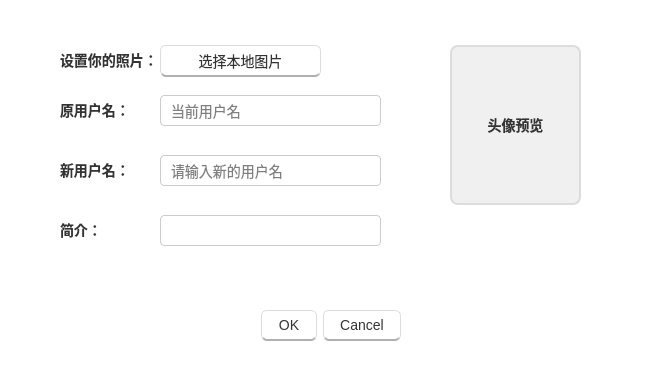
Above: Flight/edit_infor.ui from howbirdfly/FlightServer before the change. Below: the same form after it.
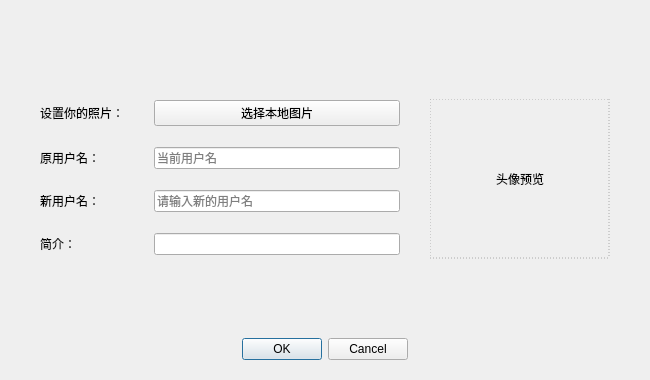
That is the form after the change.

What changed in the file:
```diff
--- a/Flight/edit_infor.ui
+++ b/Flight/edit_infor.ui
@@ -13,140 +13,70 @@
   <property name="windowTitle">
    <string>编辑个人信息</string>
   </property>
-  <property name="styleSheet">
-   <string notr="true">/* ================= 全局窗口设置 ================= */
-QDialog {
-    background-color: #ffffff;
-    color: #333333;
-    font-family: &quot;Microsoft YaHei&quot;, &quot;Segoe UI&quot;, sans-serif;
-}
-
-/* ================= 标签 (Label) 样式 ================= */
-QLabel {
-    color: #333333;
-    font-size: 14px;
-    font-weight: bold;
-    background: transparent;
-    border: none;
-}
-
-/* ================= 输入框 (LineEdit) 样式 ================= */
-QLineEdit {
-    background-color: #ffffff;
-    border: 1px solid #cccccc;
-    border-radius: 4px;
-    color: #000000;
-    padding: 5px 8px;
-    font-size: 14px;
-}
-
-QLineEdit:focus {
-    border: 1px solid #0078d7;
-}
-
-/* 只读输入框样式 */
-QLineEdit[readOnly=&quot;true&quot;] {
-    background-color: #f7f7f7;
-    color: #555555;
-    border: 1px solid #dddddd;
-}
-
-/* ================= 按钮 (PushButton) 样式 ================= */
-QPushButton {
-    background-color: #ffffff;
-    border: 1px solid #dcdcdc;
-    border-bottom: 2px solid #b0b0b0;
-    border-radius: 6px;
-    color: #333333;
-    font-size: 14px;
-    padding: 6px 16px;
-}
-
-QPushButton:hover {
-    background-color: #f0f8ff;
-    border-color: #0078d7;
-    color: #0078d7;
-}
-
-QPushButton:pressed {
-    background-color: #e0e0e0;
-    border-top: 2px solid #b0b0b0;
-    border-bottom: none;
-    padding-top: 8px;
-    padding-bottom: 4px;
-}
-
-/* ================= 头像预览框样式 ================= */
-QLabel#label_5 {
-    background-color: #f0f0f0;
-    border: 2px solid #dcdcdc;
-    border-radius: 8px;
-}</string>
-  </property>
-  <widget class="QDialogButtonBox" name="buttonBox">
-   <property name="geometry">
-    <rect>
-     <x>190</x>
-     <y>310</y>
-     <width>211</width>
-     <height>32</height>
-    </rect>
+  <layout class="QVBoxLayout" name="verticalLayout">
+   <property name="spacing">
+    <number>20</number>
+   </property>
+   <property name="leftMargin">
+    <number>40</number>
    </property>
+   <property name="topMargin">
+    <number>40</number>
+   </property>
+   <property name="rightMargin">
+    <number>40</number>
+   </property>
+   <property name="bottomMargin">
+    <number>20</number>
+   </property>
+
+   <item>
+    <spacer name="verticalSpacer_top">
    <property name="orientation">
-    <enum>Qt::Orientation::Horizontal</enum>
-   </property>
-   <property name="standardButtons">
-    <set>QDialogButtonBox::StandardButton::Cancel|QDialogButtonBox::StandardButton::Ok</set>
-   </property>
-  </widget>
+      <enum>Qt::Vertical</enum>
+     </property>
+     <property name="sizeHint" stdset="0">
+      <size>
+       <width>20</width>
+       <height>40</height>
+      </size>
+     </property>
+    </spacer>
+   </item>
+
+   <item>
+    <layout class="QHBoxLayout" name="horizontalLayout" stretch="2,1">
+     <property name="spacing">
+      <number>30</number>
+     </property>
+     <item>
+      <layout class="QGridLayout" name="gridLayout">
+       <property name="verticalSpacing">
+        <number>20</number>
+       </property>
+       <item row="0" column="0">
   <widget class="QLabel" name="label">
-   <property name="geometry">
-    <rect>
-     <x>60</x>
-     <y>50</y>
-     <width>111</width>
-     <height>19</height>
-    </rect>
-   </property>
    <property name="text">
     <string>设置你的照片：</string>
    </property>
   </widget>
+       </item>
+       <item row="0" column="1">
   <widget class="QPushButton" name="pushButton">
-   <property name="geometry">
-    <rect>
-     <x>160</x>
-     <y>45</y>
-     <width>161</width>
-     <height>32</height>
-    </rect>
-   </property>
    <property name="text">
     <string>选择本地图片</string>
    </property>
   </widget>
+       </item>
+       <item row="1" column="0">
   <widget class="QLabel" name="label_3">
-   <property name="geometry">
-    <rect>
-     <x>60</x>
-     <y>100</y>
-     <width>69</width>
-     <height>19</height>
-    </rect>
-   </property>
    <property name="text">
     <string>原用户名：</string>
    </property>
   </widget>
+       </item>
+       <item row="1" column="1">
   <widget class="QLineEdit" name="old_name">
-   <property name="geometry">
-    <rect>
-     <x>160</x>
-     <y>95</y>
-     <width>221</width>
-     <height>31</height>
-    </rect>
-   </property>
    <property name="focusPolicy">
     <enum>Qt::FocusPolicy::NoFocus</enum>
    </property>
@@ -157,66 +87,43 @@
     <string>当前用户名</string>
    </property>
   </widget>
+       </item>
+       <item row="2" column="0">
   <widget class="QLabel" name="label_2">
-   <property name="geometry">
-    <rect>
-     <x>60</x>
-     <y>160</y>
-     <width>69</width>
-     <height>19</height>
-    </rect>
-   </property>
-   <property name="styleSheet">
-    <string notr="true"/>
-   </property>
    <property name="text">
     <string>新用户名：</string>
    </property>
-  </widget>
+         <property name="styleSheet">
+          <string notr="true"/>
+         </property>
+        </widget>
+       </item>
+       <item row="2" column="1">
   <widget class="QLineEdit" name="new_name">
-   <property name="geometry">
-    <rect>
-     <x>160</x>
-     <y>155</y>
-     <width>221</width>
-     <height>31</height>
-    </rect>
-   </property>
    <property name="placeholderText">
     <string>请输入新的用户名</string>
    </property>
   </widget>
+       </item>
+       <item row="3" column="0">
   <widget class="QLabel" name="label_4">
-   <property name="geometry">
-    <rect>
-     <x>60</x>
-     <y>220</y>
-     <width>69</width>
-     <height>19</height>
-    </rect>
-   </property>
    <property name="text">
     <string>简介：</string>
    </property>
   </widget>
-  <widget class="QLineEdit" name="new_jianjie">
-   <property name="geometry">
-    <rect>
-     <x>160</x>
-     <y>215</y>
-     <width>221</width>
-     <height>31</height>
-    </rect>
-   </property>
-  </widget>
+       </item>
+       <item row="3" column="1">
+        <widget class="QLineEdit" name="new_jianjie"/>
+       </item>
+      </layout>
+     </item>
+     <item>
   <widget class="QLabel" name="label_5">
-   <property name="geometry">
-    <rect>
-     <x>450</x>
-     <y>45</y>
-     <width>131</width>
+       <property name="minimumSize">
+        <size>
+         <width>130</width>
      <height>160</height>
-    </rect>
+        </size>
    </property>
    <property name="text">
     <string>头像预览</string>
@@ -225,9 +132,44 @@
     <bool>false</bool>
    </property>
    <property name="alignment">
-    <set>Qt::AlignmentFlag::AlignCenter</set>
-   </property>
-  </widget>
+        <set>Qt::AlignCenter</set>
+       </property>
+       <property name="styleSheet">
+        <string>border: 1px dashed #aaa;</string>
+       </property>
+      </widget>
+     </item>
+    </layout>
+   </item>
+
+   <item>
+    <spacer name="verticalSpacer_bottom">
+     <property name="orientation">
+      <enum>Qt::Vertical</enum>
+     </property>
+     <property name="sizeHint" stdset="0">
+      <size>
+       <width>20</width>
+       <height>40</height>
+      </size>
+     </property>
+    </spacer>
+   </item>
+
+   <item>
+    <widget class="QDialogButtonBox" name="buttonBox">
+     <property name="orientation">
+      <enum>Qt::Horizontal</enum>
+     </property>
+     <property name="standardButtons">
+      <set>QDialogButtonBox::Cancel|QDialogButtonBox::Ok</set>
+     </property>
+     <property name="centerButtons">
+      <bool>true</bool>
+     </property>
+    </widget>
+   </item>
+  </layout>
  </widget>
  <resources/>
  <connections>
```
Left out of the diff: 18 changed lines with no effect on the pictures. Lines whose indentation alone changed are shown as unchanged.
